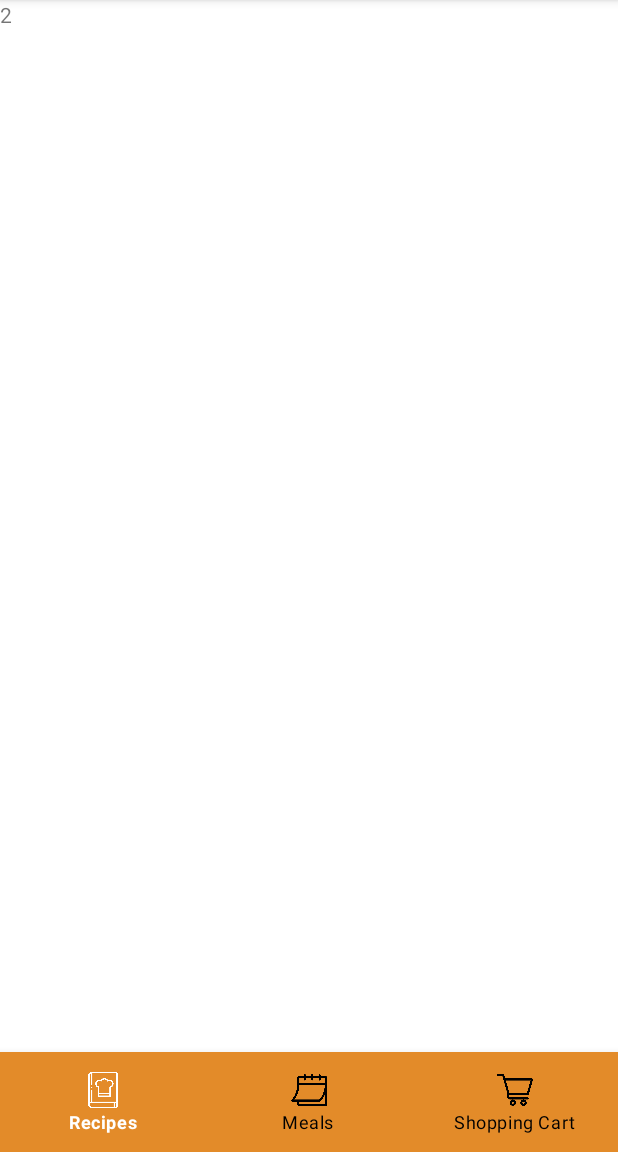
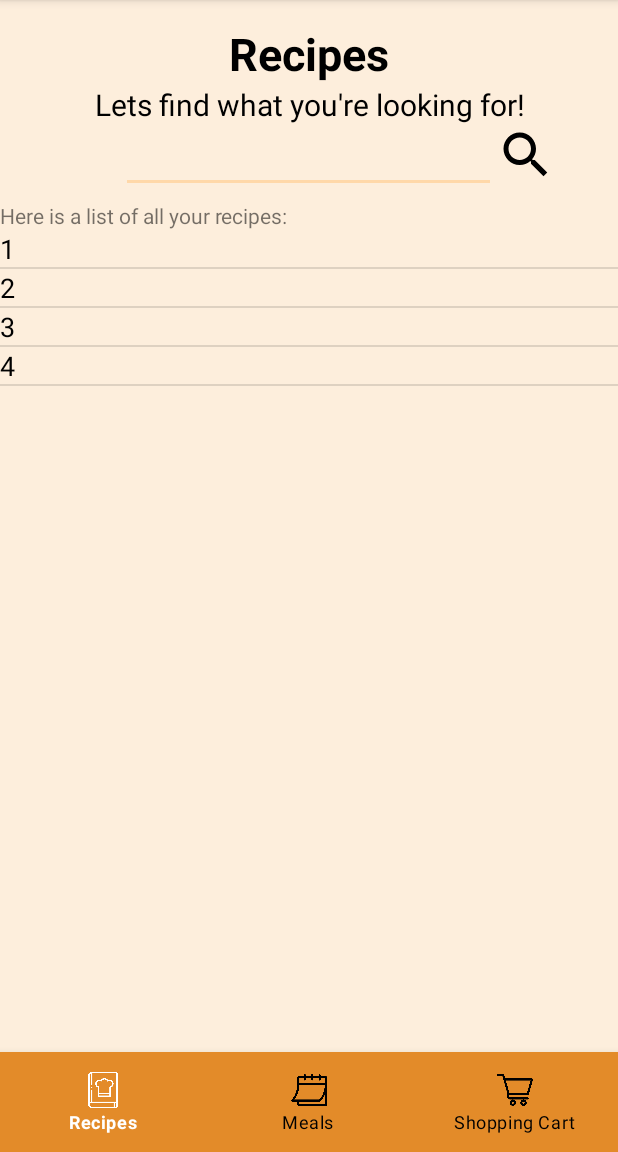
Before and after one commit to Jngrasley/ESOF0152-MealApp, an Android app: the RecipesActivity screen opened directly, with no data from a screen before it, on a phone screen of 412 x 824 dp, the part 84-1236 px from its top. Run offline under Robolectric (Android 15) with nearby library versions, the phone set to English and light mode, and no system bars.

Commit message:
Fixed recipes page layout

```diff
--- a/app/src/main/AndroidManifest.xml
+++ b/app/src/main/AndroidManifest.xml
@@ -1,6 +1,6 @@
 <?xml version="1.0" encoding="utf-8"?>
 <manifest xmlns:android="http://schemas.android.com/apk/res/android"
-    xmlns:tools="http://schemas.android.com/tools" >
+    xmlns:tools="http://schemas.android.com/tools">
 
     <application
         android:allowBackup="true"
@@ -10,7 +10,7 @@
         android:label="@string/app_name"
         android:supportsRtl="true"
         android:theme="@style/Theme.MealApp"
-        tools:targetApi="31" >
+        tools:targetApi="31">
         <activity
             android:name=".RecipesActivity"
             android:exported="false" />
@@ -19,7 +19,7 @@
             android:exported="false" />
         <activity
             android:name=".MainActivity"
-            android:exported="true" >
+            android:exported="true">
             <intent-filter>
                 <action android:name="android.intent.action.MAIN" />
 
--- a/app/src/main/java/com/example/mealapp/RecipesActivity.java
+++ b/app/src/main/java/com/example/mealapp/RecipesActivity.java
@@ -6,21 +6,35 @@ import androidx.appcompat.app.AppCompatActivity;
 import android.content.Intent;
 import android.os.Bundle;
 import android.view.MenuItem;
+import android.widget.ArrayAdapter;
+import android.widget.ListView;
+import android.widget.TextView;
 
 import com.google.android.material.bottomnavigation.BottomNavigationView;
+
+import java.util.List;
 
 public class RecipesActivity extends AppCompatActivity {
 
     //declared UI objects
     BottomNavigationView bottomNavigationView;
+    ListView listOfRecipes;
+
     @Override
     protected void onCreate(Bundle savedInstanceState) {
         super.onCreate(savedInstanceState);
         setContentView(R.layout.activity_recipes);
 
         //define UI objects
+            //nav menu
         bottomNavigationView = findViewById(R.id.bottomNavMenu);
         bottomNavigationView.setSelectedItemId(R.id.Recipes);
+            //listview
+        listOfRecipes = findViewById(R.id.list_of_recipes);
+        String recipesList[] = {"1","2","3","4"};
+        ArrayAdapter<String> recipesAdapter = new ArrayAdapter<String>(this, R.layout.activity_recipe_list_view, R.id.recipeView, recipesList);
+        listOfRecipes.setAdapter(recipesAdapter);
+
 
         //control the activity view based on navigation listener
         bottomNavigationView.setOnItemSelectedListener(new BottomNavigationView.OnNavigationItemSelectedListener() {
--- /dev/null
+++ b/app/src/main/res/drawable/search_icon.xml
@@ -0,0 +1,5 @@
+<vector android:height="24dp" android:tint="#000000"
+    android:viewportHeight="24" android:viewportWidth="24"
+    android:width="24dp" xmlns:android="http://schemas.android.com/apk/res/android">
+    <path android:fillColor="@android:color/white" android:pathData="M15.5,14h-0.79l-0.28,-0.27C15.41,12.59 16,11.11 16,9.5 16,5.91 13.09,3 9.5,3S3,5.91 3,9.5 5.91,16 9.5,16c1.61,0 3.09,-0.59 4.23,-1.57l0.27,0.28v0.79l5,4.99L20.49,19l-4.99,-5zM9.5,14C7.01,14 5,11.99 5,9.5S7.01,5 9.5,5 14,7.01 14,9.5 11.99,14 9.5,14z"/>
+</vector>
--- a/app/src/main/res/layout/activity_main.xml
+++ b/app/src/main/res/layout/activity_main.xml
@@ -23,7 +23,7 @@
                             android:paddingTop="15dp"
                             android:text="@string/welcome_message_title"
                             android:textStyle="bold"
-                            android:textSize="30dp"
+                            android:textSize="30sp"
                             android:gravity="center_horizontal"
                             android:textColor="@color/black"
                             />
@@ -74,7 +74,7 @@
                             android:id="@+id/daily_breakfast_spinner"
                             android:layout_width="wrap_content"
                             android:layout_height="20dp"
-                            android:layout_toRightOf="@id/daily_breakfast"
+                            android:layout_toEndOf="@id/daily_breakfast"
                             android:layout_alignBottom="@id/daily_breakfast"
                             />
 
@@ -93,7 +93,7 @@
                             android:id="@+id/daily_lunch_spinner"
                             android:layout_width="wrap_content"
                             android:layout_height="20dp"
-                            android:layout_toRightOf="@id/daily_lunch"
+                            android:layout_toEndOf="@id/daily_lunch"
                             android:layout_alignBottom="@id/daily_lunch"
                             />
 
@@ -112,11 +112,15 @@
                             android:id="@+id/daily_dinner_spinner"
                             android:layout_width="wrap_content"
                             android:layout_height="20dp"
-                            android:layout_toRightOf="@id/daily_dinner"
+                            android:layout_toEndOf="@id/daily_dinner"
                             android:layout_alignBottom="@id/daily_dinner"
                             />
+
+
+
                 </RelativeLayout>
         </ScrollView>
+
         <LinearLayout
             android:id="@+id/calendar_buttons"
             android:layout_width="match_parent"
--- /dev/null
+++ b/app/src/main/res/layout/activity_recipe_list_view.xml
@@ -0,0 +1,18 @@
+<?xml version="1.0" encoding="utf-8"?>
+<LinearLayout xmlns:android="http://schemas.android.com/apk/res/android"
+    xmlns:app="http://schemas.android.com/apk/res-auto"
+    xmlns:tools="http://schemas.android.com/tools"
+    android:layout_width="match_parent"
+    android:layout_height="match_parent"
+    android:orientation="vertical"
+    >
+    <TextView
+        android:id="@+id/recipeView"
+        android:layout_width="fill_parent"
+        android:layout_height="wrap_content"
+        android:layout_gravity="center"
+        android:textSize="18sp"
+        android:textColor="@color/black"
+        />
+
+</LinearLayout>
--- a/app/src/main/res/layout/activity_recipes.xml
+++ b/app/src/main/res/layout/activity_recipes.xml
@@ -4,27 +4,80 @@
     xmlns:tools="http://schemas.android.com/tools"
     android:layout_width="match_parent"
     android:layout_height="match_parent"
+    android:background="@color/orange_scheme_4"
     tools:context=".RecipesActivity">
 
     <TextView
-        android:layout_width="wrap_content"
+        android:id="@+id/title_text_box"
+        android:layout_width="match_parent"
         android:layout_height="wrap_content"
-        android:text="2"
+        android:paddingTop="15dp"
+        android:text="@string/recipe_message_title"
+        android:textStyle="bold"
+        android:textSize="30sp"
+        android:gravity="center_horizontal"
+        android:textColor="@color/black"
+        />
+    <TextView
+        android:id="@+id/body_text_box"
+        android:layout_width="match_parent"
+        android:layout_height="wrap_content"
+        android:layout_below="@id/title_text_box"
+        android:text="@string/recipe_message_body"
+        android:textSize="20sp"
+        android:gravity="center_horizontal"
+        android:textColor="@color/black"
+        />
+
+    <EditText
+        android:id="@+id/recipe_search_field"
+
+        android:layout_width="250dp"
+        android:layout_height="wrap_content"
+        android:layout_below="@id/body_text_box"
+        android:layout_centerInParent="true" />
+
+    <ImageButton
+        android:id="@+id/search_image_button"
+        android:src="@drawable/search_icon"
+        android:background="@null"
+        android:scaleType="fitXY"
+        android:layout_width="40dp"
+        android:layout_height="40dp"
+        android:layout_toEndOf="@id/recipe_search_field"
+        android:layout_alignTop="@id/recipe_search_field"
+        />
+
+    <TextView
+        android:id="@+id/recipe_list_title"
+        android:text="@string/recipe_list_title"
+        android:layout_width="match_parent"
+        android:layout_height="wrap_content"
+        android:layout_marginTop="5dp"
+        android:layout_below="@id/recipe_search_field"
+        />
+
+    <ListView
+        android:id="@+id/list_of_recipes"
+        android:layout_width="match_parent"
+        android:layout_height="wrap_content"
+        android:layout_below="@id/recipe_list_title"
+        android:layout_above="@id/bottomNavMenu"
+
         />
 
     <com.google.android.material.bottomnavigation.BottomNavigationView
         android:id="@+id/bottomNavMenu"
-        app:menu="@menu/bottom_nav"
+        android:layout_width="match_parent"
 
-        android:layout_width="match_parent"
         android:layout_height="wrap_content"
         android:layout_alignParentBottom="true"
+        android:background="@color/orange_scheme_1"
 
         android:paddingTop="5dp"
         android:paddingBottom="5dp"
 
-        android:background="@color/orange_scheme_1"
+        app:itemIconTint="@drawable/bottom_nav_selector"
         app:itemTextColor="@drawable/bottom_nav_selector"
-        app:itemIconTint="@drawable/bottom_nav_selector"
-        />
+        app:menu="@menu/bottom_nav" />
 </RelativeLayout>
--- a/app/src/main/res/values/strings.xml
+++ b/app/src/main/res/values/strings.xml
@@ -1,7 +1,15 @@
 <resources>
     <string name="app_name">The Meal Zone</string>
+
     <string name="welcome_message_title">Welcome!</string>
     <string name="welcome_message_body">What\'s on your plate today?</string>
+
+    <string name="recipe_message_title">Recipes</string>
+    <string name="recipe_message_body">Lets find what you\'re looking for!</string>
+    <string name="recipe_list_title">Here is a list of all your recipes:</string>
+
+    <string name="cart_message_title">Shopping Cart</string>
+    <string name="cart_message_body">Let\'s get those ingredients!</string>
 
     <string name="meals_title">Meals</string>
     <string name="breakfast_daily_meal">Breakfast:</string>
```
Also changed, not shown: app/src/main/res/drawable/search.png (added).
